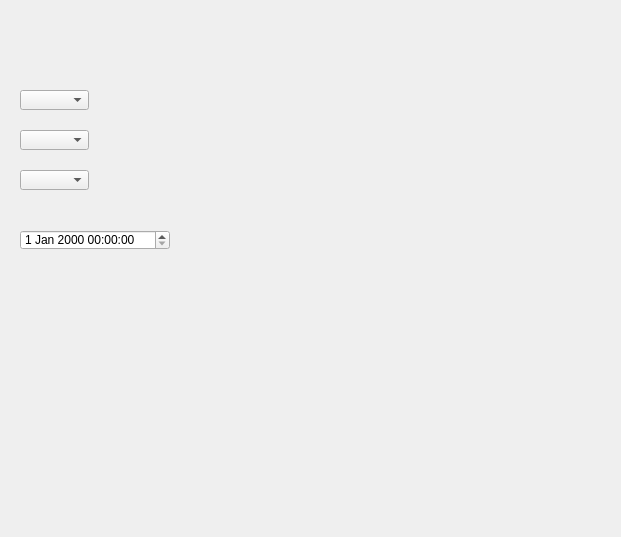
Qt form escapers/escapers_dockwidget_base.ui (tarapakis/GEO1005) before a commit.
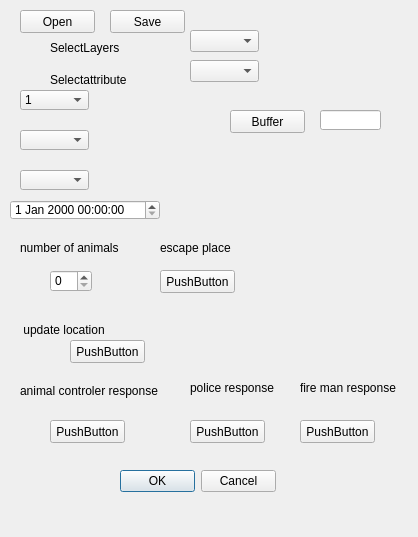
The same form after that commit.

```diff
--- a/escapers/escapers_dockwidget_base.ui
+++ b/escapers/escapers_dockwidget_base.ui
@@ -6,7 +6,7 @@
    <rect>
     <x>0</x>
     <y>0</y>
-    <width>621</width>
+    <width>418</width>
     <height>537</height>
    </rect>
   </property>
@@ -17,8 +17,8 @@
    <widget class="QDateTimeEdit" name="dateTimeEdit">
     <property name="geometry">
      <rect>
-      <x>20</x>
-      <y>230</y>
+      <x>10</x>
+      <y>200</y>
       <width>150</width>
       <height>20</height>
      </rect>
@@ -33,6 +33,21 @@
       <height>20</height>
      </rect>
     </property>
+    <item>
+     <property name="text">
+      <string>1</string>
+     </property>
+    </item>
+    <item>
+     <property name="text">
+      <string>2</string>
+     </property>
+    </item>
+    <item>
+     <property name="text">
+      <string>3</string>
+     </property>
+    </item>
    </widget>
    <widget class="QComboBox" name="comboBox">
     <property name="geometry">
@@ -54,6 +69,267 @@
      </rect>
     </property>
    </widget>
+   <widget class="QPushButton" name="pushButton">
+    <property name="geometry">
+     <rect>
+      <x>50</x>
+      <y>420</y>
+      <width>75</width>
+      <height>23</height>
+     </rect>
+    </property>
+    <property name="text">
+     <string>PushButton</string>
+    </property>
+   </widget>
+   <widget class="QSpinBox" name="spinBox">
+    <property name="geometry">
+     <rect>
+      <x>50</x>
+      <y>270</y>
+      <width>42</width>
+      <height>22</height>
+     </rect>
+    </property>
+   </widget>
+   <widget class="QPushButton" name="pushButton_2">
+    <property name="geometry">
+     <rect>
+      <x>70</x>
+      <y>340</y>
+      <width>75</width>
+      <height>23</height>
+     </rect>
+    </property>
+    <property name="text">
+     <string>PushButton</string>
+    </property>
+   </widget>
+   <widget class="QPushButton" name="pushButton_3">
+    <property name="geometry">
+     <rect>
+      <x>160</x>
+      <y>270</y>
+      <width>75</width>
+      <height>23</height>
+     </rect>
+    </property>
+    <property name="text">
+     <string>PushButton</string>
+    </property>
+   </widget>
+   <widget class="QLabel" name="label">
+    <property name="geometry">
+     <rect>
+      <x>20</x>
+      <y>240</y>
+      <width>141</width>
+      <height>16</height>
+     </rect>
+    </property>
+    <property name="text">
+     <string>number of animals</string>
+    </property>
+   </widget>
+   <widget class="QDialogButtonBox" name="buttonBox">
+    <property name="geometry">
+     <rect>
+      <x>120</x>
+      <y>470</y>
+      <width>156</width>
+      <height>23</height>
+     </rect>
+    </property>
+    <property name="standardButtons">
+     <set>QDialogButtonBox::Cancel|QDialogButtonBox::Ok</set>
+    </property>
+   </widget>
+   <widget class="QLabel" name="label_2">
+    <property name="geometry">
+     <rect>
+      <x>20</x>
+      <y>320</y>
+      <width>251</width>
+      <height>20</height>
+     </rect>
+    </property>
+    <property name="text">
+     <string> update location</string>
+    </property>
+   </widget>
+   <widget class="QLabel" name="label_3">
+    <property name="geometry">
+     <rect>
+      <x>160</x>
+      <y>240</y>
+      <width>111</width>
+      <height>16</height>
+     </rect>
+    </property>
+    <property name="text">
+     <string>escape place</string>
+    </property>
+   </widget>
+   <widget class="QPushButton" name="pushButton_4">
+    <property name="geometry">
+     <rect>
+      <x>190</x>
+      <y>420</y>
+      <width>75</width>
+      <height>23</height>
+     </rect>
+    </property>
+    <property name="text">
+     <string>PushButton</string>
+    </property>
+   </widget>
+   <widget class="QLabel" name="label_4">
+    <property name="geometry">
+     <rect>
+      <x>190</x>
+      <y>380</y>
+      <width>91</width>
+      <height>16</height>
+     </rect>
+    </property>
+    <property name="text">
+     <string>police response</string>
+    </property>
+   </widget>
+   <widget class="QLabel" name="label_5">
+    <property name="geometry">
+     <rect>
+      <x>20</x>
+      <y>370</y>
+      <width>171</width>
+      <height>41</height>
+     </rect>
+    </property>
+    <property name="text">
+     <string>animal controler response</string>
+    </property>
+   </widget>
+   <widget class="QPushButton" name="pushButton_5">
+    <property name="geometry">
+     <rect>
+      <x>300</x>
+      <y>420</y>
+      <width>75</width>
+      <height>23</height>
+     </rect>
+    </property>
+    <property name="text">
+     <string>PushButton</string>
+    </property>
+   </widget>
+   <widget class="QLabel" name="label_6">
+    <property name="geometry">
+     <rect>
+      <x>300</x>
+      <y>380</y>
+      <width>131</width>
+      <height>16</height>
+     </rect>
+    </property>
+    <property name="text">
+     <string>fire man response</string>
+    </property>
+   </widget>
+   <widget class="QPushButton" name="OpenScenarioButton">
+    <property name="geometry">
+     <rect>
+      <x>20</x>
+      <y>10</y>
+      <width>75</width>
+      <height>23</height>
+     </rect>
+    </property>
+    <property name="text">
+     <string>Open</string>
+    </property>
+   </widget>
+   <widget class="QPushButton" name="SaveScenarioButton">
+    <property name="geometry">
+     <rect>
+      <x>110</x>
+      <y>10</y>
+      <width>75</width>
+      <height>23</height>
+     </rect>
+    </property>
+    <property name="text">
+     <string>Save</string>
+    </property>
+   </widget>
+   <widget class="QComboBox" name="selectLayerCombo">
+    <property name="geometry">
+     <rect>
+      <x>190</x>
+      <y>30</y>
+      <width>69</width>
+      <height>22</height>
+     </rect>
+    </property>
+   </widget>
+   <widget class="QComboBox" name="selectAttributeCombo">
+    <property name="geometry">
+     <rect>
+      <x>190</x>
+      <y>60</y>
+      <width>69</width>
+      <height>22</height>
+     </rect>
+    </property>
+   </widget>
+   <widget class="QLabel" name="SelectLayers">
+    <property name="geometry">
+     <rect>
+      <x>50</x>
+      <y>40</y>
+      <width>91</width>
+      <height>16</height>
+     </rect>
+    </property>
+    <property name="text">
+     <string>SelectLayers</string>
+    </property>
+   </widget>
+   <widget class="QLabel" name="label_7">
+    <property name="geometry">
+     <rect>
+      <x>50</x>
+      <y>70</y>
+      <width>101</width>
+      <height>20</height>
+     </rect>
+    </property>
+    <property name="text">
+     <string>Selectattribute</string>
+    </property>
+   </widget>
+   <widget class="QPushButton" name="bufferButton">
+    <property name="geometry">
+     <rect>
+      <x>230</x>
+      <y>110</y>
+      <width>75</width>
+      <height>23</height>
+     </rect>
+    </property>
+    <property name="text">
+     <string>Buffer</string>
+    </property>
+   </widget>
+   <widget class="QLineEdit" name="bufferCutoffEdit">
+    <property name="geometry">
+     <rect>
+      <x>320</x>
+      <y>110</y>
+      <width>61</width>
+      <height>20</height>
+     </rect>
+    </property>
+   </widget>
   </widget>
  </widget>
  <resources/>
```
